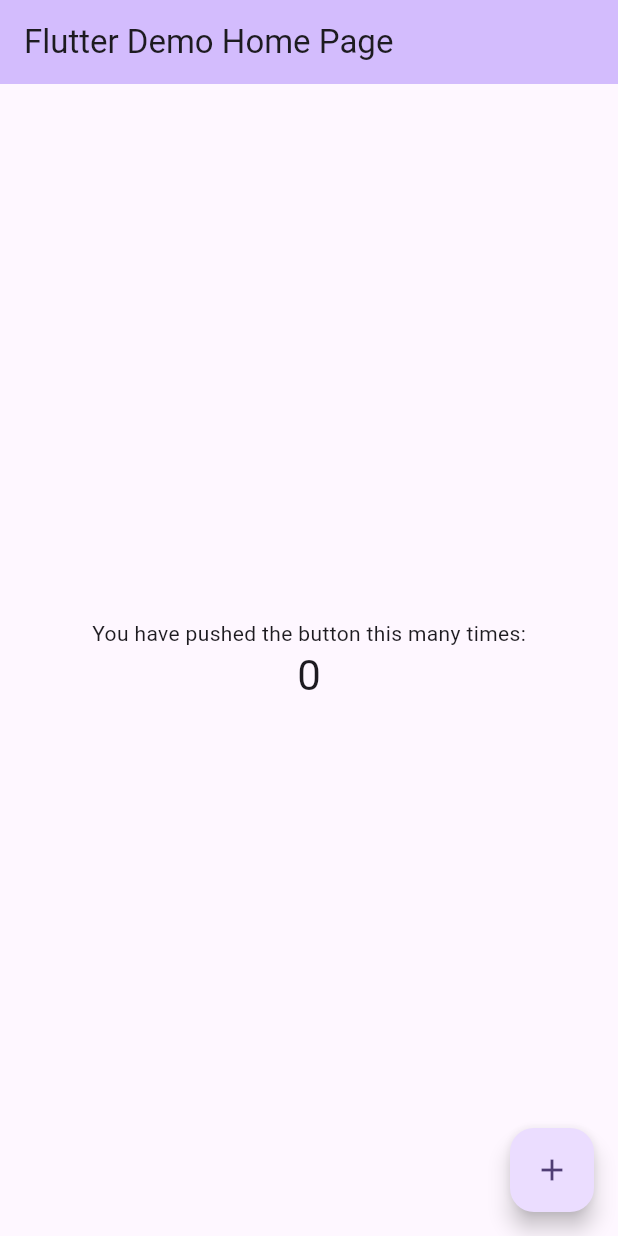
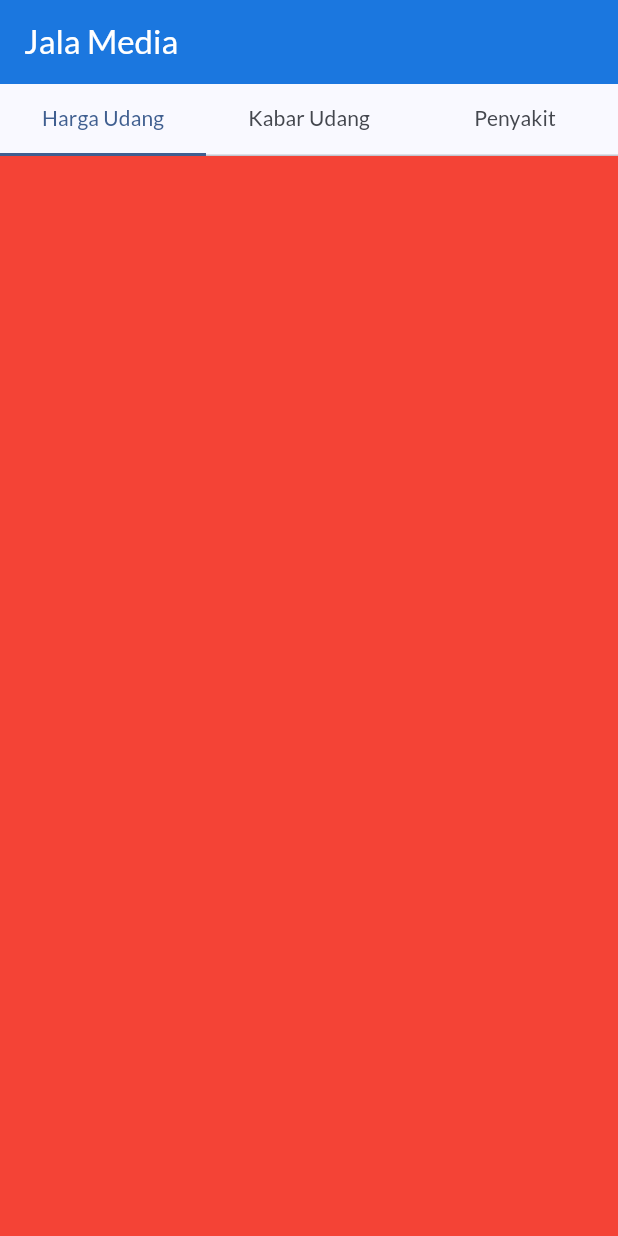
Before and after one commit to AldyYuan/jala, a Flutter app: the screen it shows after launch, on a phone screen of 412 x 824 dp. Run offline on Flutter 3.47's test engine with Material 3 defaults, Android fonts, the phone set to English and light mode, and no system bars; our stand-ins replace dartz, dio, equatable, get_it, google_fonts, injectable.

Commit message:
Add main page

```diff
--- a/lib/core/const/app_const.dart
+++ b/lib/core/const/app_const.dart
@@ -1,6 +1,6 @@
 class AppConst {
   // App Information
-  static const String appName = 'Jala';
+  static const String appName = 'Jala Media';
   static const String appVersion = '1.0.0';
 
   // Api URLS
--- /dev/null
+++ b/lib/core/themes/app_theme.dart
@@ -0,0 +1,25 @@
+import 'package:flutter/material.dart';
+import 'package:google_fonts/google_fonts.dart';
+
+const Color primaryColor = Color(0xFF1B77DF);
+
+const AppBarTheme appBarTheme = AppBarTheme(
+  backgroundColor: primaryColor,
+  foregroundColor: Colors.white,
+);
+
+final ThemeData lightThemeData = ThemeData(
+  colorSchemeSeed: primaryColor,
+  useMaterial3: true,
+  appBarTheme: appBarTheme,
+  brightness: Brightness.light,
+  textTheme: GoogleFonts.latoTextTheme(),
+);
+
+final ThemeData darkThemeData = ThemeData(
+  colorSchemeSeed: primaryColor,
+  useMaterial3: true,
+  appBarTheme: appBarTheme,
+  brightness: Brightness.dark,
+  textTheme: GoogleFonts.latoTextTheme(),
+);
--- a/lib/main.dart
+++ b/lib/main.dart
@@ -1,5 +1,7 @@
 import 'package:flutter/material.dart';
+import 'package:jala/core/const/app_const.dart';
 import 'package:jala/core/injection/injection.dart';
+import 'package:jala/core/themes/app_theme.dart';
 
 void main() {
   WidgetsFlutterBinding.ensureInitialized();
@@ -11,119 +13,60 @@
 class MyApp extends StatelessWidget {
   const MyApp({super.key});
 
-  // This widget is the root of your application.
   @override
   Widget build(BuildContext context) {
     return MaterialApp(
-      title: 'Flutter Demo',
-      theme: ThemeData(
-        // This is the theme of your application.
-        //
-        // TRY THIS: Try running your application with "flutter run". You'll see
-        // the application has a purple toolbar. Then, without quitting the app,
-        // try changing the seedColor in the colorScheme below to Colors.green
-        // and then invoke "hot reload" (save your changes or press the "hot
-        // reload" button in a Flutter-supported IDE, or press "r" if you used
-        // the command line to start the app).
-        //
-        // Notice that the counter didn't reset back to zero; the application
-        // state is not lost during the reload. To reset the state, use hot
-        // restart instead.
-        //
-        // This works for code too, not just values: Most code changes can be
-        // tested with just a hot reload.
-        colorScheme: ColorScheme.fromSeed(seedColor: Colors.deepPurple),
-        useMaterial3: true,
-      ),
-      home: const MyHomePage(title: 'Flutter Demo Home Page'),
+      debugShowCheckedModeBanner: false,
+      theme: lightThemeData,
+      darkTheme: darkThemeData,
+      title: AppConst.appName,
+      home: const MainPage(),
     );
   }
 }
 
-class MyHomePage extends StatefulWidget {
-  const MyHomePage({super.key, required this.title});
-
-  // This widget is the home page of your application. It is stateful, meaning
-  // that it has a State object (defined below) that contains fields that affect
-  // how it looks.
-
-  // This class is the configuration for the state. It holds the values (in this
-  // case the title) provided by the parent (in this case the App widget) and
-  // used by the build method of the State. Fields in a Widget subclass are
-  // always marked "final".
-
-  final String title;
-
-  @override
-  State<MyHomePage> createState() => _MyHomePageState();
-}
-
-class _MyHomePageState extends State<MyHomePage> {
-  int _counter = 0;
-
-  void _incrementCounter() {
-    setState(() {
-      // This call to setState tells the Flutter framework that something has
-      // changed in this State, which causes it to rerun the build method below
-      // so that the display can reflect the updated values. If we changed
-      // _counter without calling setState(), then the build method would not be
-      // called again, and so nothing would appear to happen.
-      _counter++;
-    });
-  }
+class MainPage extends StatelessWidget {
+  const MainPage({super.key});
 
   @override
   Widget build(BuildContext context) {
-    // This method is rerun every time setState is called, for instance as done
-    // by the _incrementCounter method above.
-    //
-    // The Flutter framework has been optimized to make rerunning build methods
-    // fast, so that you can just rebuild anything that needs updating rather
-    // than having to individually change instances of widgets.
-    return Scaffold(
-      appBar: AppBar(
-        // TRY THIS: Try changing the color here to a specific color (to
-        // Colors.amber, perhaps?) and trigger a hot reload to see the AppBar
-        // change color while the other colors stay the same.
-        backgroundColor: Theme.of(context).colorScheme.inversePrimary,
-        // Here we take the value from the MyHomePage object that was created by
-        // the App.build method, and use it to set our appbar title.
-        title: Text(widget.title),
-      ),
-      body: Center(
-        // Center is a layout widget. It takes a single child and positions it
-        // in the middle of the parent.
-        child: Column(
-          // Column is also a layout widget. It takes a list of children and
-          // arranges them vertically. By default, it sizes itself to fit its
-          // children horizontally, and tries to be as tall as its parent.
-          //
-          // Column has various properties to control how it sizes itself and
-          // how it positions its children. Here we use mainAxisAlignment to
-          // center the children vertically; the main axis here is the vertical
-          // axis because Columns are vertical (the cross axis would be
-          // horizontal).
-          //
-          // TRY THIS: Invoke "debug painting" (choose the "Toggle Debug Paint"
-          // action in the IDE, or press "p" in the console), to see the
-          // wireframe for each widget.
-          mainAxisAlignment: MainAxisAlignment.center,
-          children: <Widget>[
-            const Text(
-              'You have pushed the button this many times:',
+    return DefaultTabController(
+      length: 3,
+      child: Scaffold(
+        appBar: AppBar(
+          title: const Text(AppConst.appName),
+        ),
+        body: Column(
+          children: [
+            // Tab Bar
+            const TabBar(
+              indicatorSize: TabBarIndicatorSize.tab,
+              tabs: [
+                Tab(text: 'Harga Udang'),
+                Tab(text: 'Kabar Udang'),
+                Tab(text: 'Penyakit'),
+              ],
             ),
-            Text(
-              '$_counter',
-              style: Theme.of(context).textTheme.headlineMedium,
+
+            // Body
+            Expanded(
+              child: TabBarView(
+                children: [
+                  Container(
+                    color: Colors.red,
+                  ),
+                  Container(
+                    color: Colors.blue,
+                  ),
+                  Container(
+                    color: Colors.green,
+                  ),
+                ],
+              ),
             ),
           ],
         ),
       ),
-      floatingActionButton: FloatingActionButton(
-        onPressed: _incrementCounter,
-        tooltip: 'Increment',
-        child: const Icon(Icons.add),
-      ), // This trailing comma makes auto-formatting nicer for build methods.
     );
   }
 }
--- a/pubspec.yaml
+++ b/pubspec.yaml
@@ -41,6 +41,7 @@ dependencies:
   json_annotation: ^4.9.0
   get_it: ^7.7.0
   injectable: ^2.4.1
+  google_fonts: ^6.2.1
 
 dev_dependencies:
   flutter_test:
```
Also changed, not shown: pubspec.lock, 1 other file.
